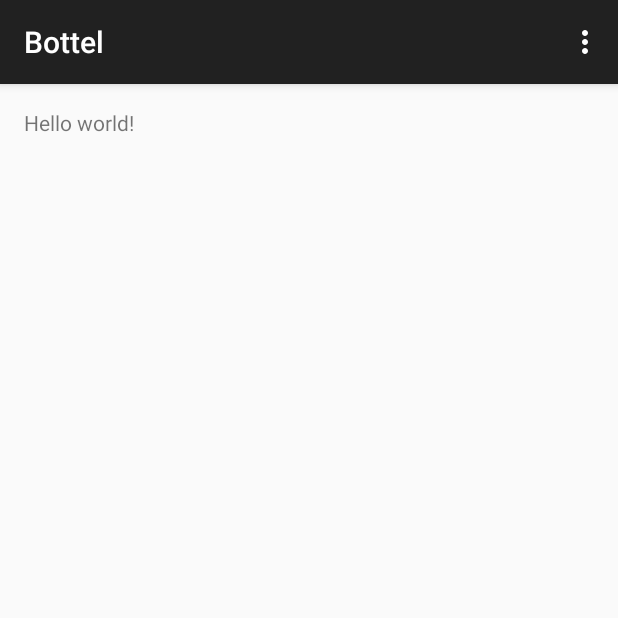
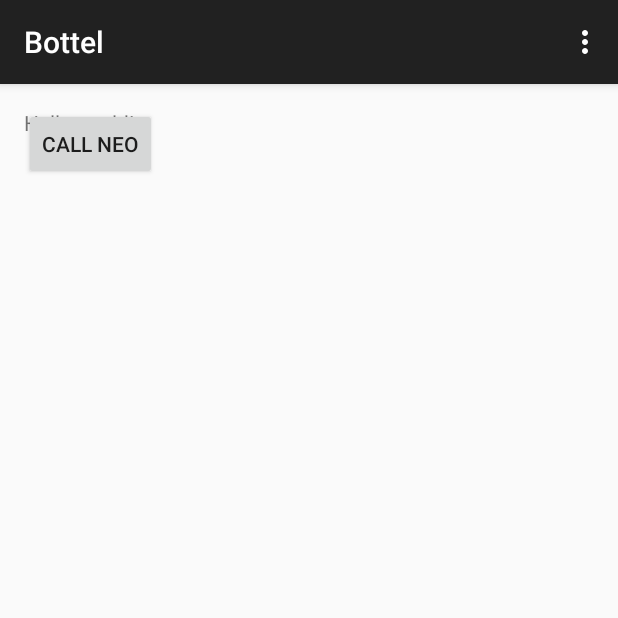
Before and after one commit to TeamAppEngine/bottel.client, an Android app: the screen it shows after launch (MainActivity), on a phone screen of 412 x 824 dp, the top half of it. Run offline under Robolectric (Android 15) with nearby library versions, the phone set to English and light mode, and no system bars.

Commit message:
incomming call feature added

```diff
--- a/app/src/main/AndroidManifest.xml
+++ b/app/src/main/AndroidManifest.xml
@@ -11,6 +11,7 @@
     <uses-permission android:name="android.permission.ACCESS_NETWORK_STATE" />
 
     <application
+        android:name=".BottelApp"
         android:allowBackup="true"
         android:icon="@mipmap/ic_launcher"
         android:label="@string/app_name"
--- a/app/src/main/java/io/bottel/BottelApp.java
+++ b/app/src/main/java/io/bottel/BottelApp.java
@@ -35,10 +35,8 @@ public class BottelApp extends Application {
 
         instance = this;
 
-
         // start presence report service
         PresenceAlarm.init(this);
-
     }
 
     public VOIPService getCallService() {
--- a/app/src/main/java/io/bottel/http/BottelServiceDefinition.java
+++ b/app/src/main/java/io/bottel/http/BottelServiceDefinition.java
@@ -7,7 +7,7 @@ import retrofit.http.GET;
  * Created by Omid on 9/17/2015.
  */
 public interface BottelServiceDefinition {
-    @GET("id")
-    void id(String username, Callback<String> message);
+    @GET("/id")
+    void id(String username, Callback<Boolean> message);
 
 }
--- a/app/src/main/java/io/bottel/views/MainActivity.java
+++ b/app/src/main/java/io/bottel/views/MainActivity.java
@@ -1,22 +1,43 @@
 package io.bottel.views;
 
-import android.content.Intent;
+import android.os.Bundle;
 import android.support.v7.app.AppCompatActivity;
-import android.os.Bundle;
 import android.view.Menu;
 import android.view.MenuItem;
+import android.view.View;
+import android.widget.Button;
 
+import io.bottel.BottelApp;
 import io.bottel.R;
-import io.bottel.services.KeepAliveConnectionService;
 
-public class MainActivity extends AppCompatActivity {
+public class MainActivity extends AppCompatActivity implements View.OnClickListener {
+
+    Button button;
 
     @Override
     protected void onCreate(Bundle savedInstanceState) {
         super.onCreate(savedInstanceState);
         setContentView(R.layout.activity_main);
 
-        startService(new Intent(this, KeepAliveConnectionService.class));
+        findControls();
+        configureControls();
+    }
+
+    private void configureControls() {
+        this.button.setOnClickListener(this);
+    }
+
+    private void findControls() {
+        button = (Button) findViewById(R.id.button_call_omid);
+    }
+
+    @Override
+    public void onClick(View view) {
+        switch (view.getId()) {
+            case R.id.button_call_omid:
+                BottelApp.getInstance().getCallService().call("o.najaee_gmail.com");
+                break;
+        }
     }
 
     @Override
--- a/app/src/main/java/io/bottel/voip/VoxClient.java
+++ b/app/src/main/java/io/bottel/voip/VoxClient.java
@@ -155,6 +155,8 @@ public class VoxClient extends VOIPService implements VoxImplantCallback {
         this.isConnected = false;
         toast("connection lost!");
 
+        // auto-connect immediately
+        connect(this.context);
     }
 
     @Override
--- a/app/src/main/res/layout/activity_main.xml
+++ b/app/src/main/res/layout/activity_main.xml
@@ -8,4 +8,9 @@
     <TextView android:text="@string/hello_world" android:layout_width="wrap_content"
         android:layout_height="wrap_content" />
 
+    <Button
+        android:id="@+id/button_call_omid"
+        android:text="Call Neo"
+        android:layout_width="wrap_content"
+        android:layout_height="wrap_content" />
 </RelativeLayout>
```
Also changed, not shown: app/src/main/java/io/bottel/services/KeepAliveConnectionService.java (+1 -10 lines), 1 other file.
